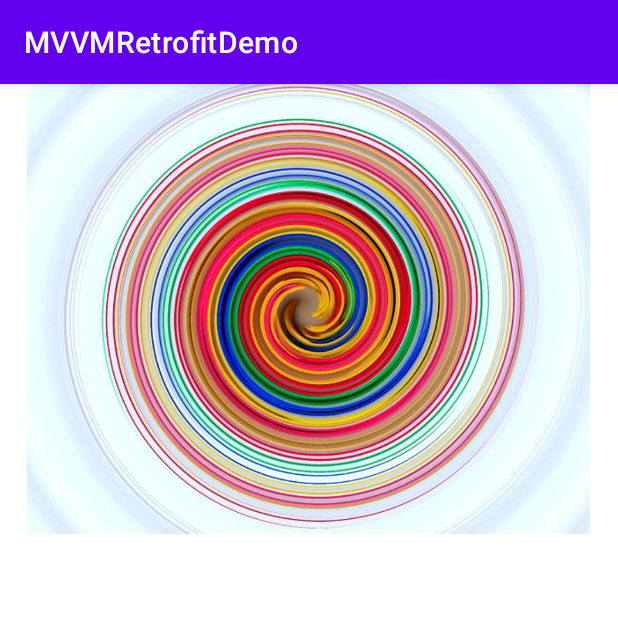
After one commit to Flop88/MVVMRetrofitDemo, an Android app: the MovieDetailsActivity screen opened directly, with no data from a screen before it, on a phone screen of 412 x 824 dp, the top half of it. The commit adds this screen. Run offline under Robolectric (Android 15) with nearby library versions, the phone set to English and light mode, and no system bars; pictures from the network do not load.

Commit message:
Add MovieDetailsActivity

```diff
--- a/app/src/main/AndroidManifest.xml
+++ b/app/src/main/AndroidManifest.xml
@@ -2,17 +2,18 @@
 <manifest xmlns:android="http://schemas.android.com/apk/res/android"
     package="ru.mvlikhachev.mvvmretrofitdemo">
 
-    <uses-permission android:name="android.permission.INTERNET"/>
+    <uses-permission android:name="android.permission.INTERNET" />
 
     <application
-        android:usesCleartextTraffic="true"
         android:allowBackup="true"
         android:icon="@mipmap/ic_launcher"
         android:label="@string/app_name"
         android:roundIcon="@mipmap/ic_launcher_round"
         android:supportsRtl="true"
-        android:theme="@style/Theme.MVVMRetrofitDemo">
-        <activity android:name=".MainActivity">
+        android:theme="@style/Theme.MVVMRetrofitDemo"
+        android:usesCleartextTraffic="true">
+        <activity android:name=".view.MovieDetailsActivity"></activity>
+        <activity android:name=".view.MainActivity">
             <intent-filter>
                 <action android:name="android.intent.action.MAIN" />
 
--- a/app/src/main/java/ru/mvlikhachev/mvvmretrofitdemo/adapter/ResultAdapter.java
+++ b/app/src/main/java/ru/mvlikhachev/mvvmretrofitdemo/adapter/ResultAdapter.java
@@ -1,6 +1,7 @@
 package ru.mvlikhachev.mvvmretrofitdemo.adapter;
 
 import android.content.Context;
+import android.content.Intent;
 import android.view.LayoutInflater;
 import android.view.View;
 import android.view.ViewGroup;
@@ -16,6 +17,7 @@ import java.util.ArrayList;
 
 import ru.mvlikhachev.mvvmretrofitdemo.R;
 import ru.mvlikhachev.mvvmretrofitdemo.model.Result;
+import ru.mvlikhachev.mvvmretrofitdemo.view.MovieDetailsActivity;
 
 public class ResultAdapter extends RecyclerView.Adapter<ResultAdapter.ResultViewHolder> {
 
@@ -70,6 +72,21 @@ public class ResultAdapter extends RecyclerView.Adapter<ResultAdapter.ResultView
             titleTextView = itemView.findViewById(R.id.titleTextView);
             popularityTextView = itemView.findViewById(R.id.popularityTextView);
             movieImageView = itemView.findViewById(R.id.movieImageView);
+
+            itemView.setOnClickListener(view -> {
+                int position = getAdapterPosition();
+
+                if (position != RecyclerView.NO_POSITION) {
+                    Result result = results.get(position);
+                    Intent intent = new Intent(context, MovieDetailsActivity.class);
+
+                    intent.putExtra("movieData", result);
+                    context.startActivity(intent);
+                }
+
+
+            });
+
         }
     }
 }
--- a/app/src/main/java/ru/mvlikhachev/mvvmretrofitdemo/MainActivity.java
+++ b/app/src/main/java/ru/mvlikhachev/mvvmretrofitdemo/view/MainActivity.java
@@ -1,4 +1,4 @@
-package ru.mvlikhachev.mvvmretrofitdemo;
+package ru.mvlikhachev.mvvmretrofitdemo.view;
 
 import androidx.appcompat.app.AppCompatActivity;
 import androidx.recyclerview.widget.DefaultItemAnimator;
@@ -6,6 +6,7 @@ import androidx.recyclerview.widget.GridLayoutManager;
 import androidx.recyclerview.widget.RecyclerView;
 import androidx.swiperefreshlayout.widget.SwipeRefreshLayout;
 
+import android.annotation.SuppressLint;
 import android.content.res.Configuration;
 import android.os.Bundle;
 import android.util.Log;
@@ -17,6 +18,7 @@ import retrofit2.Call;
 import retrofit2.Callback;
 import retrofit2.Response;
 import retrofit2.Retrofit;
+import ru.mvlikhachev.mvvmretrofitdemo.R;
 import ru.mvlikhachev.mvvmretrofitdemo.adapter.ResultAdapter;
 import ru.mvlikhachev.mvvmretrofitdemo.model.MovieApiResponse;
 import ru.mvlikhachev.mvvmretrofitdemo.model.Result;
@@ -31,6 +33,7 @@ public class MainActivity extends AppCompatActivity {
 
     private SwipeRefreshLayout swipeRefreshLayout;
 
+    @SuppressLint("ResourceAsColor")
     @Override
     protected void onCreate(Bundle savedInstanceState) {
         super.onCreate(savedInstanceState);
--- /dev/null
+++ b/app/src/main/java/ru/mvlikhachev/mvvmretrofitdemo/view/MovieDetailsActivity.java
@@ -0,0 +1,56 @@
+package ru.mvlikhachev.mvvmretrofitdemo.view;
+
+import androidx.appcompat.app.AppCompatActivity;
+
+import android.content.Intent;
+import android.os.Bundle;
+import android.util.Log;
+import android.widget.ImageView;
+import android.widget.TextView;
+
+import com.bumptech.glide.Glide;
+
+import ru.mvlikhachev.mvvmretrofitdemo.R;
+import ru.mvlikhachev.mvvmretrofitdemo.model.Result;
+
+public class MovieDetailsActivity extends AppCompatActivity {
+
+    private Result result;
+
+    private ImageView posterImageView;
+    private String posterPath;
+
+    private TextView titleTextView;
+    private TextView voteCountTextView;
+    private TextView overviewTextView;
+
+    @Override
+    protected void onCreate(Bundle savedInstanceState) {
+        super.onCreate(savedInstanceState);
+        setContentView(R.layout.activity_movie_details);
+
+        posterImageView = findViewById(R.id.imageView);
+        titleTextView = findViewById(R.id.titleTextView);
+        voteCountTextView = findViewById(R.id.voteCountTextView);
+        overviewTextView = findViewById(R.id.overviewTextView);
+
+        Intent intent = getIntent();
+
+        if (intent != null && intent.hasExtra("movieData")) {
+
+            result = intent.getParcelableExtra("movieData");
+            posterPath = result.getPosterPath();
+            String imagePath = "https://image.tmdb.org/t/p/w500/" + posterPath;
+
+            Glide.with(this)
+                    .load(imagePath)
+                    .placeholder(R.drawable.progress_circle)
+                    .into(posterImageView);
+
+            titleTextView.setText(result.getOriginalTitle());
+            voteCountTextView.setText(Integer.toString(result.getVoteCount()));
+            overviewTextView.setText(result.getOverview());
+
+        }
+    }
+}
--- a/app/src/main/res/layout/activity_main.xml
+++ b/app/src/main/res/layout/activity_main.xml
@@ -11,7 +11,7 @@
     xmlns:tools="http://schemas.android.com/tools"
     android:layout_width="match_parent"
     android:layout_height="match_parent"
-    tools:context=".MainActivity">
+    tools:context=".view.MainActivity">
 
 
 
--- /dev/null
+++ b/app/src/main/res/layout/activity_movie_details.xml
@@ -0,0 +1,56 @@
+<?xml version="1.0" encoding="utf-8"?>
+<androidx.constraintlayout.widget.ConstraintLayout xmlns:android="http://schemas.android.com/apk/res/android"
+    xmlns:app="http://schemas.android.com/apk/res-auto"
+    xmlns:tools="http://schemas.android.com/tools"
+    android:layout_width="match_parent"
+    android:layout_height="match_parent"
+    tools:context=".view.MovieDetailsActivity">
+
+    <ImageView
+        android:id="@+id/imageView"
+        android:layout_width="match_parent"
+        android:layout_height="300dp"
+        android:scaleType="centerInside"
+        app:layout_constraintTop_toTopOf="parent"
+        app:srcCompat="@drawable/progress_circle"
+        tools:layout_editor_absoluteX="0dp" />
+
+    <LinearLayout
+        android:layout_width="match_parent"
+        android:layout_height="wrap_content"
+        android:layout_marginStart="8dp"
+        android:layout_marginTop="50dp"
+        android:layout_marginEnd="8dp"
+        android:layout_marginBottom="1dp"
+        android:orientation="vertical"
+        app:layout_constraintTop_toBottomOf="@+id/imageView"
+        app:layout_constraintBottom_toBottomOf="parent"
+        app:layout_constraintEnd_toEndOf="parent"
+        app:layout_constraintStart_toStartOf="parent">
+
+        <TextView
+            android:layout_width="wrap_content"
+            android:layout_height="wrap_content"
+            android:id="@+id/titleTextView"
+            android:textSize="24sp"
+            android:textStyle="bold"
+        />
+        <TextView
+            android:layout_width="wrap_content"
+            android:layout_height="wrap_content"
+            android:id="@+id/voteCountTextView"
+            android:textSize="16sp"
+            android:textStyle="italic"
+            />
+        <TextView
+            android:layout_width="wrap_content"
+            android:layout_height="wrap_content"
+            android:id="@+id/overviewTextView"
+            android:textSize="10sp"
+            android:textStyle="normal"
+            />
+
+    </LinearLayout>
+
+
+</androidx.constraintlayout.widget.ConstraintLayout>
```
